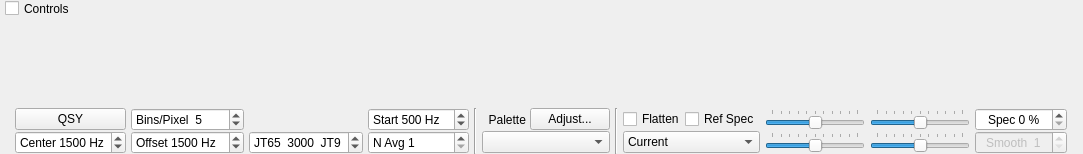
First picture: the form in widegraph.ui, repository qcmiao1998/js8call, before the edit.
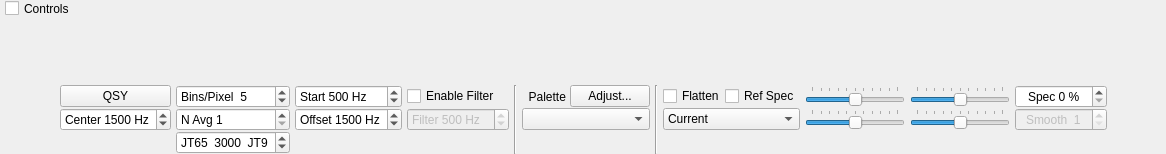
Second picture: the form after the edit. Custom widgets are drawn as their Qt base class.

Commit message: Added software filter to waterfall controls to allow for a way to skip decoding signals outside of the filter range. Useful in a crowded band to prevent decodes from polluting your RX window

Diff of the .ui file:
```diff
--- a/widegraph.ui
+++ b/widegraph.ui
@@ -6,7 +6,7 @@
    <rect>
     <x>0</x>
     <y>0</y>
-    <width>1083</width>
+    <width>1166</width>
     <height>154</height>
    </rect>
   </property>
@@ -103,7 +103,14 @@
       <property name="verticalSpacing">
        <number>0</number>
       </property>
-      <item row="0" column="12">
+      <item row="1" column="7">
+       <widget class="QComboBox" name="paletteComboBox">
+        <property name="toolTip">
+         <string>Select waterfall palette</string>
+        </property>
+       </widget>
+      </item>
+      <item row="0" column="13">
        <widget class="QSlider" name="zeroSlider">
         <property name="sizePolicy">
          <sizepolicy hsizetype="Expanding" vsizetype="Fixed">
@@ -140,32 +147,24 @@
         </property>
        </widget>
       </item>
-      <item row="0" column="13">
-       <widget class="QSpinBox" name="sbPercent2dPlot">
-        <property name="toolTip">
-         <string>&lt;html&gt;&lt;head/&gt;&lt;body&gt;&lt;p&gt;Set fractional size of spectrum in this window.&lt;/p&gt;&lt;/body&gt;&lt;/html&gt;</string>
+      <item row="0" column="6" rowspan="3">
+       <widget class="Line" name="line">
+        <property name="orientation">
+         <enum>Qt::Vertical</enum>
         </property>
-        <property name="alignment">
-         <set>Qt::AlignCenter</set>
+       </widget>
+      </item>
+      <item row="0" column="1">
+       <widget class="QPushButton" name="qsyPushButton">
+        <property name="text">
+         <string>QSY</string>
         </property>
-        <property name="suffix">
-         <string> %</string>
+        <property name="autoDefault">
+         <bool>false</bool>
         </property>
-        <property name="prefix">
-         <string>Spec </string>
-        </property>
-        <property name="maximum">
-         <number>100</number>
-        </property>
-        <property name="singleStep">
-         <number>5</number>
-        </property>
-        <property name="value">
-         <number>0</number>
-        </property>
        </widget>
       </item>
-      <item row="1" column="8">
+      <item row="1" column="9">
        <widget class="QComboBox" name="spec2dComboBox">
         <property name="toolTip">
          <string>&lt;html&gt;&lt;head/&gt;&lt;body&gt;&lt;p&gt;Select data for spectral display&lt;/p&gt;&lt;/body&gt;&lt;/html&gt;</string>
@@ -190,59 +189,7 @@
         </item>
        </widget>
       </item>
-      <item row="0" column="8">
-       <layout class="QHBoxLayout" name="horizontalLayout_3">
-        <item>
-         <widget class="QCheckBox" name="cbFlatten">
-          <property name="toolTip">
-           <string>&lt;html&gt;&lt;head/&gt;&lt;body&gt;&lt;p&gt;Flatten spectral baseline over the full displayed interval.&lt;/p&gt;&lt;/body&gt;&lt;/html&gt;</string>
-          </property>
-          <property name="text">
-           <string>Flatten</string>
-          </property>
-         </widget>
-        </item>
-        <item>
-         <widget class="QCheckBox" name="cbRef">
-          <property name="visible">
-           <bool>false</bool>
-          </property>
-          <property name="toolTip">
-           <string>&lt;html&gt;&lt;head/&gt;&lt;body&gt;&lt;p&gt;Compute and save a reference spectrum.  (Not yet fully implemented.)&lt;/p&gt;&lt;/body&gt;&lt;/html&gt;</string>
-          </property>
-          <property name="text">
-           <string>Ref Spec</string>
-          </property>
-         </widget>
-        </item>
-       </layout>
-      </item>
-      <item row="0" column="2">
-       <widget class="QSpinBox" name="bppSpinBox">
-        <property name="toolTip">
-         <string>Compression factor for frequency scale</string>
-        </property>
-        <property name="suffix">
-         <string/>
-        </property>
-        <property name="prefix">
-         <string>Bins/Pixel  </string>
-        </property>
-        <property name="minimum">
-         <number>1</number>
-        </property>
-        <property name="maximum">
-         <number>1000</number>
-        </property>
-        <property name="singleStep">
-         <number>1</number>
-        </property>
-        <property name="value">
-         <number>5</number>
-        </property>
-       </widget>
-      </item>
-      <item row="1" column="12">
+      <item row="1" column="13">
        <widget class="QSlider" name="zero2dSlider">
         <property name="sizePolicy">
          <sizepolicy hsizetype="Expanding" vsizetype="Fixed">
@@ -301,117 +248,7 @@
         </property>
        </widget>
       </item>
-      <item row="1" column="6">
-       <widget class="QComboBox" name="paletteComboBox">
-        <property name="toolTip">
-         <string>Select waterfall palette</string>
-        </property>
-       </widget>
-      </item>
-      <item row="0" column="10">
-       <widget class="QSlider" name="gainSlider">
-        <property name="sizePolicy">
-         <sizepolicy hsizetype="Expanding" vsizetype="Fixed">
-          <horstretch>0</horstretch>
-          <verstretch>0</verstretch>
-         </sizepolicy>
-        </property>
-        <property name="minimumSize">
-         <size>
-          <width>100</width>
-          <height>0</height>
-         </size>
-        </property>
-        <property name="maximumSize">
-         <size>
-          <width>200</width>
-          <height>16777215</height>
-         </size>
-        </property>
-        <property name="toolTip">
-         <string>Waterfall gain</string>
-        </property>
-        <property name="minimum">
-         <number>-50</number>
-        </property>
-        <property name="maximum">
-         <number>50</number>
-        </property>
-        <property name="orientation">
-         <enum>Qt::Horizontal</enum>
-        </property>
-        <property name="tickPosition">
-         <enum>QSlider::TicksAbove</enum>
-        </property>
-       </widget>
-      </item>
-      <item row="1" column="10">
-       <widget class="QSlider" name="gain2dSlider">
-        <property name="sizePolicy">
-         <sizepolicy hsizetype="Expanding" vsizetype="Fixed">
-          <horstretch>0</horstretch>
-          <verstretch>0</verstretch>
-         </sizepolicy>
-        </property>
-        <property name="minimumSize">
-         <size>
-          <width>100</width>
-          <height>0</height>
-         </size>
-        </property>
-        <property name="maximumSize">
-         <size>
-          <width>200</width>
-          <height>16777215</height>
-         </size>
-        </property>
-        <property name="toolTip">
-         <string>Spectrum gain</string>
-        </property>
-        <property name="minimum">
-         <number>-50</number>
-        </property>
-        <property name="maximum">
-         <number>50</number>
-        </property>
-        <property name="orientation">
-         <enum>Qt::Horizontal</enum>
-        </property>
-        <property name="tickPosition">
-         <enum>QSlider::TicksAbove</enum>
-        </property>
-       </widget>
-      </item>
-      <item row="0" column="14" rowspan="2">
-       <spacer name="horizontalSpacer_2">
-        <property name="orientation">
-         <enum>Qt::Horizontal</enum>
-        </property>
-        <property name="sizeHint" stdset="0">
-         <size>
-          <width>40</width>
-          <height>20</height>
-         </size>
-        </property>
-       </spacer>
-      </item>
-      <item row="1" column="4">
-       <widget class="QSpinBox" name="waterfallAvgSpinBox">
-        <property name="toolTip">
-         <string>Number of FFTs averaged (controls waterfall scrolling rate)</string>
-        </property>
-        <property name="prefix">
-         <string>N Avg </string>
-        </property>
-        <property name="minimum">
-         <number>1</number>
-        </property>
-        <property name="maximum">
-         <number>50</number>
-        </property>
-       </widget>
-      </item>
-      <item row="1" column="13">
+      <item row="1" column="14">
        <widget class="QSpinBox" name="smoSpinBox">
         <property name="enabled">
          <bool>false</bool>
@@ -436,40 +273,7 @@
         </property>
        </widget>
       </item>
-      <item row="1" column="2">
-       <widget class="QSpinBox" name="offsetSpinBox">
-        <property name="suffix">
-         <string> Hz</string>
-        </property>
-        <property name="prefix">
-         <string>Offset </string>
-        </property>
-        <property name="maximum">
-         <number>5000</number>
-        </property>
-        <property name="singleStep">
-         <number>1</number>
-        </property>
-        <property name="value">
-         <number>1500</number>
-        </property>
-       </widget>
-      </item>
-      <item row="0" column="7" rowspan="2">
-       <widget class="Line" name="line_2">
-        <property name="orientation">
-         <enum>Qt::Vertical</enum>
-        </property>
-       </widget>
-      </item>
-      <item row="0" column="5" rowspan="2">
-       <widget class="Line" name="line">
-        <property name="orientation">
-         <enum>Qt::Vertical</enum>
-        </property>
-       </widget>
-      </item>
-      <item row="1" column="3">
+      <item row="2" column="3">
        <widget class="QSpinBox" name="fSplitSpinBox">
         <property name="visible">
          <bool>false</bool>
@@ -497,20 +301,44 @@
         </property>
        </widget>
       </item>
-      <item row="0" column="0" rowspan="2">
-       <spacer name="horizontalSpacer">
+      <item row="1" column="11">
+       <widget class="QSlider" name="gain2dSlider">
+        <property name="sizePolicy">
+         <sizepolicy hsizetype="Expanding" vsizetype="Fixed">
+          <horstretch>0</horstretch>
+          <verstretch>0</verstretch>
+         </sizepolicy>
+        </property>
+        <property name="minimumSize">
+         <size>
+          <width>100</width>
+          <height>0</height>
+         </size>
+        </property>
+        <property name="maximumSize">
+         <size>
+          <width>200</width>
+          <height>16777215</height>
+         </size>
+        </property>
+        <property name="toolTip">
+         <string>Spectrum gain</string>
+        </property>
+        <property name="minimum">
+         <number>-50</number>
+        </property>
+        <property name="maximum">
+         <number>50</number>
+        </property>
         <property name="orientation">
          <enum>Qt::Horizontal</enum>
         </property>
-        <property name="sizeHint" stdset="0">
-         <size>
-          <width>40</width>
-          <height>20</height>
-         </size>
+        <property name="tickPosition">
+         <enum>QSlider::TicksAbove</enum>
         </property>
-       </spacer>
+       </widget>
       </item>
-      <item row="0" column="6">
+      <item row="0" column="7">
        <layout class="QHBoxLayout" name="horizontalLayout">
         <item>
          <widget class="QLabel" name="labPalette">
@@ -537,15 +365,45 @@
         </item>
        </layout>
       </item>
-      <item row="0" column="1">
-       <widget class="QPushButton" name="qsyPushButton">
-        <property name="text">
-         <string>QSY</string>
+      <item row="0" column="0" rowspan="3">
+       <spacer name="horizontalSpacer">
+        <property name="orientation">
+         <enum>Qt::Horizontal</enum>
         </property>
-        <property name="autoDefault">
-         <bool>false</bool>
+        <property name="sizeHint" stdset="0">
+         <size>
+          <width>40</width>
+          <height>20</height>
+         </size>
         </property>
-       </widget>
+       </spacer>
+      </item>
+      <item row="0" column="9">
+       <layout class="QHBoxLayout" name="horizontalLayout_3">
+        <item>
+         <widget class="QCheckBox" name="cbFlatten">
+          <property name="toolTip">
+           <string>&lt;html&gt;&lt;head/&gt;&lt;body&gt;&lt;p&gt;Flatten spectral baseline over the full displayed interval.&lt;/p&gt;&lt;/body&gt;&lt;/html&gt;</string>
+          </property>
+          <property name="text">
+           <string>Flatten</string>
+          </property>
+         </widget>
+        </item>
+        <item>
+         <widget class="QCheckBox" name="cbRef">
+          <property name="visible">
+           <bool>false</bool>
+          </property>
+          <property name="toolTip">
+           <string>&lt;html&gt;&lt;head/&gt;&lt;body&gt;&lt;p&gt;Compute and save a reference spectrum.  (Not yet fully implemented.)&lt;/p&gt;&lt;/body&gt;&lt;/html&gt;</string>
+          </property>
+          <property name="text">
+           <string>Ref Spec</string>
+          </property>
+         </widget>
+        </item>
+       </layout>
       </item>
       <item row="1" column="1">
        <widget class="QSpinBox" name="centerSpinBox">
@@ -566,6 +424,180 @@
         </property>
        </widget>
       </item>
+      <item row="0" column="14">
+       <widget class="QSpinBox" name="sbPercent2dPlot">
+        <property name="toolTip">
+         <string>&lt;html&gt;&lt;head/&gt;&lt;body&gt;&lt;p&gt;Set fractional size of spectrum in this window.&lt;/p&gt;&lt;/body&gt;&lt;/html&gt;</string>
+        </property>
+        <property name="alignment">
+         <set>Qt::AlignCenter</set>
+        </property>
+        <property name="suffix">
+         <string> %</string>
+        </property>
+        <property name="prefix">
+         <string>Spec </string>
+        </property>
+        <property name="maximum">
+         <number>100</number>
+        </property>
+        <property name="singleStep">
+         <number>5</number>
+        </property>
+        <property name="value">
+         <number>0</number>
+        </property>
+       </widget>
+      </item>
+      <item row="1" column="4">
+       <widget class="QSpinBox" name="offsetSpinBox">
+        <property name="suffix">
+         <string> Hz</string>
+        </property>
+        <property name="prefix">
+         <string>Offset </string>
+        </property>
+        <property name="maximum">
+         <number>5000</number>
+        </property>
+        <property name="singleStep">
+         <number>1</number>
+        </property>
+        <property name="value">
+         <number>1500</number>
+        </property>
+       </widget>
+      </item>
+      <item row="0" column="15" rowspan="3">
+       <spacer name="horizontalSpacer_2">
+        <property name="orientation">
+         <enum>Qt::Horizontal</enum>
+        </property>
+        <property name="sizeHint" stdset="0">
+         <size>
+          <width>40</width>
+          <height>20</height>
+         </size>
+        </property>
+       </spacer>
+      </item>
+      <item row="0" column="8" rowspan="3">
+       <widget class="Line" name="line_2">
+        <property name="orientation">
+         <enum>Qt::Vertical</enum>
+        </property>
+       </widget>
+      </item>
+      <item row="1" column="3">
+       <widget class="QSpinBox" name="waterfallAvgSpinBox">
+        <property name="toolTip">
+         <string>Number of FFTs averaged (controls waterfall scrolling rate)</string>
+        </property>
+        <property name="prefix">
+         <string>N Avg </string>
+        </property>
+        <property name="minimum">
+         <number>1</number>
+        </property>
+        <property name="maximum">
+         <number>50</number>
+        </property>
+       </widget>
+      </item>
+      <item row="0" column="11">
+       <widget class="QSlider" name="gainSlider">
+        <property name="sizePolicy">
+         <sizepolicy hsizetype="Expanding" vsizetype="Fixed">
+          <horstretch>0</horstretch>
+          <verstretch>0</verstretch>
+         </sizepolicy>
+        </property>
+        <property name="minimumSize">
+         <size>
+          <width>100</width>
+          <height>0</height>
+         </size>
+        </property>
+        <property name="maximumSize">
+         <size>
+          <width>200</width>
+          <height>16777215</height>
+         </size>
+        </property>
+        <property name="toolTip">
+         <string>Waterfall gain</string>
+        </property>
+        <property name="minimum">
+         <number>-50</number>
+        </property>
+        <property name="maximum">
+         <number>50</number>
+        </property>
+        <property name="orientation">
+         <enum>Qt::Horizontal</enum>
+        </property>
+        <property name="tickPosition">
+         <enum>QSlider::TicksAbove</enum>
+        </property>
+       </widget>
+      </item>
+      <item row="0" column="3">
+       <widget class="QSpinBox" name="bppSpinBox">
+        <property name="toolTip">
+         <string>Compression factor for frequency scale</string>
+        </property>
+        <property name="suffix">
+         <string/>
+        </property>
+        <property name="prefix">
+         <string>Bins/Pixel  </string>
+        </property>
+        <property name="minimum">
+         <number>1</number>
+        </property>
+        <property name="maximum">
+         <number>1000</number>
+        </property>
+        <property name="singleStep">
+         <number>1</number>
+        </property>
+        <property name="value">
+         <number>5</number>
+        </property>
+       </widget>
+      </item>
+      <item row="0" column="5">
+       <widget class="QCheckBox" name="filterCheckBox">
+        <property name="text">
+         <string>Enable Filter</string>
+        </property>
+       </widget>
+      </item>
+      <item row="1" column="5">
+       <widget class="QSpinBox" name="filterSpinBox">
+        <property name="enabled">
+         <bool>false</bool>
+        </property>
+        <property name="specialValueText">
+         <string/>
+        </property>
+        <property name="suffix">
+         <string> Hz</string>
+        </property>
+        <property name="prefix">
+         <string>Filter </string>
+        </property>
+        <property name="maximum">
+         <number>5000</number>
+        </property>
+        <property name="singleStep">
+         <number>10</number>
+        </property>
+        <property name="value">
+         <number>500</number>
+        </property>
+       </widget>
+      </item>
      </layout>
     </widget>
    </item>
```
Left out of the diff: 3 changed lines with no effect on the pictures. The commit also changes 7 other files.
